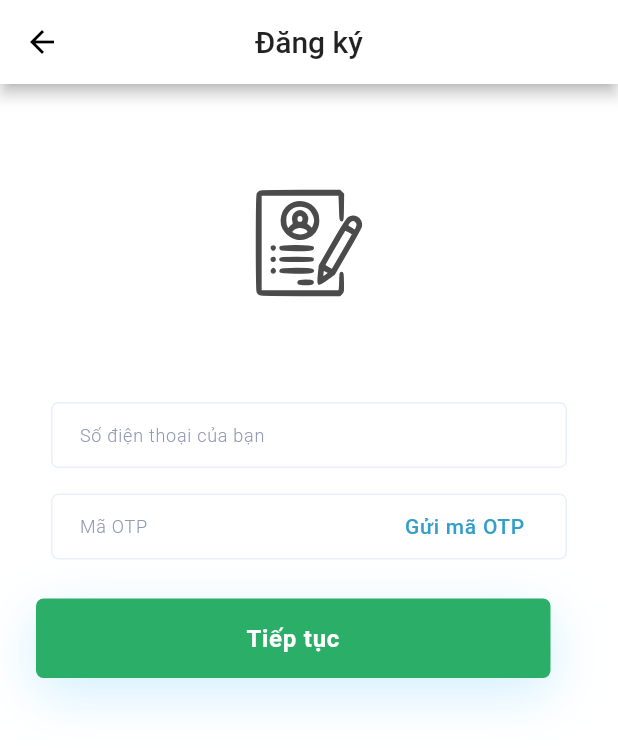
After one commit to tienjtran/customer_cheapee, a Flutter app: the RegisterRoute screen opened directly, on a phone screen of 412 x 824 dp. The commit adds this screen. Shown: the top 748 px of the screen. Run offline on Flutter 3.47's test engine with Material 2 defaults, Android fonts, the phone set to English and light mode, and no system bars; our stand-ins replace flutter_icons, flutter_money_formatter, flutter_signin_button, flutter_svg; Roboto replaces fonts that are missing (Poppins).

Commit message:
[Mobile][C14][CA-49] Implement Register Layout.

```diff
--- /dev/null
+++ b/lib/views/ui/register.dart
@@ -0,0 +1,148 @@
+import 'package:customer_cheapee/views/utils/constants.dart';
+import 'package:flutter/material.dart';
+import 'package:flutter_svg/flutter_svg.dart';
+
+class RegisterRoute extends StatelessWidget {
+  @override
+  Widget build(BuildContext context) {
+    return Scaffold(
+      backgroundColor: AppColors.white,
+      appBar: buildAppBar(),
+      body: Body(),
+    );
+  }
+
+  Column Body() {
+    return Column(
+      children: <Widget>[
+        Container(
+          child: Align(
+            alignment: Alignment.center,
+            child: Padding(
+              padding: EdgeInsets.fromLTRB(0, 70, 0, 0),
+              child: SvgPicture.asset('assets/icons/register.svg'),
+            ),
+          ),
+        ),
+        Stack(
+          children: <Widget>[
+            Positioned(
+              child: Container(
+                height: 44,
+                margin: EdgeInsets.symmetric(vertical: 70, horizontal: 34),
+                padding: EdgeInsets.only(left: 18, right: 16, bottom: 9),
+                decoration: BoxDecoration(
+                  color: Colors.white,
+                  borderRadius: BorderRadius.circular(5),
+                  border: Border.all(color: AppColors.veryLightBlue, width: 1, ),
+                ),
+                child: TextField(
+                  decoration: InputDecoration(
+                    hintText: "Số điện thoại của bạn",
+                    hintStyle: TextStyle(
+                      color: AppColors.mediumGrey,
+                      fontSize: 12,
+                      letterSpacing: 0.50,
+                      fontWeight: FontWeight.w300,
+                    ),
+                    enabledBorder: InputBorder.none,
+                    focusedBorder: InputBorder.none,
+                  ),
+                ),
+              ),
+            ),
+            Positioned(
+              child: Stack(
+                children: [
+                  Container(
+                    height: 44,
+                    margin: EdgeInsets.symmetric(vertical: 131, horizontal: 34),
+                    padding: EdgeInsets.only(left: 18, right: 16, bottom: 9),
+                    decoration: BoxDecoration(
+                      color: Colors.white,
+                      borderRadius: BorderRadius.circular(5),
+                      border: Border.all(color: AppColors.veryLightBlue, width: 1, ),
+                    ),
+                    child: TextField(
+                      decoration: InputDecoration(
+                        hintText: "Mã OTP",
+                        hintStyle: TextStyle(
+                          color: AppColors.mediumGrey,
+                          fontSize: 12,
+                          letterSpacing: 0.50,
+                          fontWeight: FontWeight.w300,
+                        ),
+                        enabledBorder: InputBorder.none,
+                        focusedBorder: InputBorder.none,
+                      ),
+                    ),
+                  ),
+                  Container(
+                    // color: AppColors.red,
+                    width: 90,
+                    alignment: Alignment.centerRight,
+                    margin: EdgeInsets.fromLTRB(260, 145, 0, 0),
+                    child: Text(
+                      "Gửi mã OTP",
+                      textAlign: TextAlign.right,
+                      style: TextStyle(
+                        color: Color(0xff339ec9),
+                        fontSize: 14,
+                        fontWeight: FontWeight.w500,
+                        letterSpacing: 0.50,
+                      ),
+                    ),
+                  ),
+                ],
+              ),
+            ),
+            Container(
+              height: 53,
+              margin: EdgeInsets.symmetric(vertical: 201, horizontal: 24),
+              decoration: BoxDecoration(
+                borderRadius: BorderRadius.circular(5),
+                boxShadow: [
+                  BoxShadow(
+                    color: Color(0x3d40bfff), // Màu Shadow
+                    blurRadius: 30,
+                    offset: Offset(0, 10),
+                  ),
+                ],
+                color: AppColors.strongGreen,
+              ),
+              padding: EdgeInsets.all(16),
+              child: Row(
+                mainAxisSize: MainAxisSize.min,
+                mainAxisAlignment: MainAxisAlignment.start,
+                crossAxisAlignment: CrossAxisAlignment.center,
+                children:[
+                  SizedBox(
+                    width: 311,
+                    child: Text(
+                      "Tiếp tục",
+                      textAlign: TextAlign.center,
+                      style: TextStyle(
+                        color: Colors.white,
+                        fontSize: 16,
+                        fontFamily: "Poppins",
+                        fontWeight: FontWeight.w700,
+                        letterSpacing: 0.50,
+                      ),
+                    ),
+                  ),
+                ],
+              ),
+            ),
+          ],
+        )
+      ],
+    );
+  }
+
+  AppBar buildAppBar() {
+    return AppBar(
+      title: Text('Đăng ký'),
+      centerTitle: true,
+    );
+  }
+}
--- a/lib/views/utils/constants.dart
+++ b/lib/views/utils/constants.dart
@@ -16,6 +16,10 @@ class AppColors {
   static const Color red = Colors.red;
 
   static const Color yellow = Colors.yellow;
+
+  static const Color veryLightBlue = Color(0xffeaefff);
+
+  static const Color mediumGrey = Color(0xff9098b1);
 }
 
 class AppFontSizes {
@@ -81,4 +85,6 @@ class NamedRoutes {
   static const String viewProfileRoute = '/viewProfile';
 
   static const String viewOrderRoute = '/viewOrder';
+
+  static const String registerRoute = '/register';
 }
--- a/pubspec.yaml
+++ b/pubspec.yaml
@@ -35,6 +35,7 @@ dependencies:
   # The following adds the Cupertino Icons font to your application.
   # Use with the CupertinoIcons class for iOS style icons.
   cupertino_icons: ^1.0.0
+  flutter_svg: ^0.19.3
   flutter_money_formatter:
     git:
       url: git://github.com/anisalibegic/flutter_money_formatter.git
@@ -50,7 +51,7 @@ dev_dependencies:
 flutter:
   assets:
     - assets/images/
-
+    - assets/icons/
 
   # The following line ensures that the Material Icons font is
   # included with your application, so that you can use the icons in
```
Also changed, not shown: assets/icons/register.svg (added).
